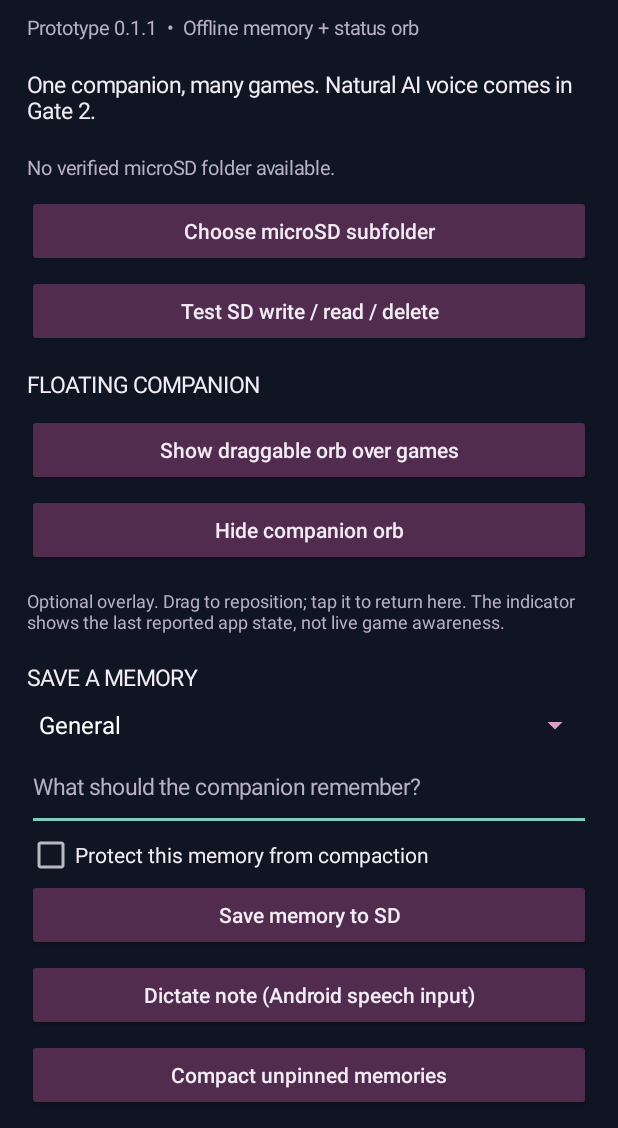
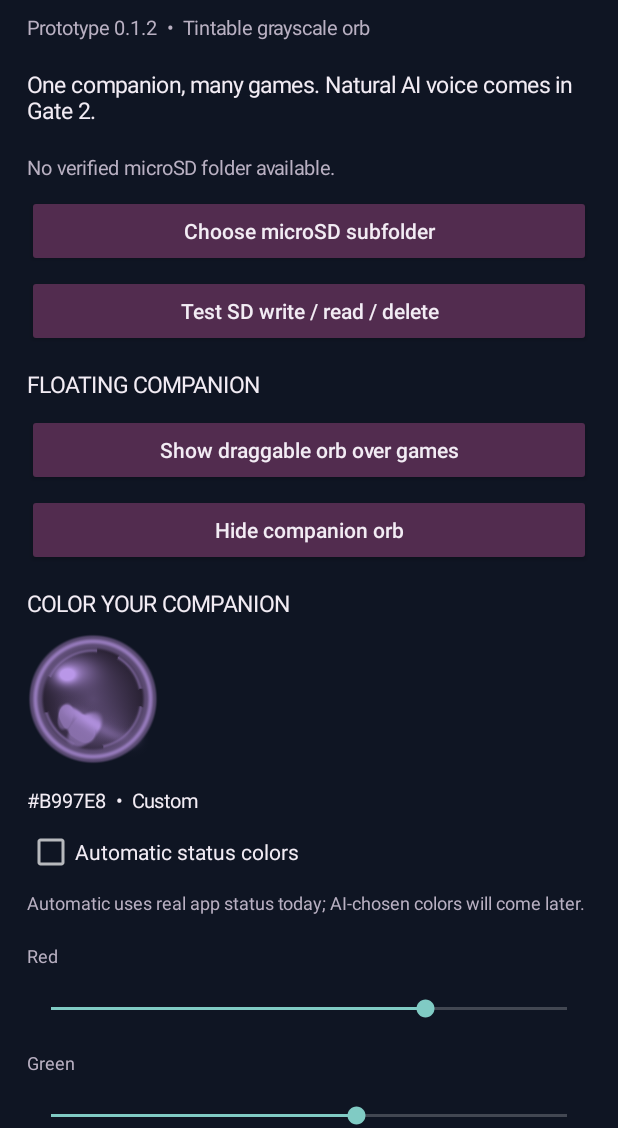
Before and after one commit to ValentineBSAA/Gaming-AI-, an Android app: the screen it shows after launch (MainActivity), on a phone screen of 412 x 824 dp, the part 108-1236 px from its top. Run offline under Robolectric (Android 15) with nearby library versions, the phone set to English and light mode, and no system bars; network calls fail.

Commit message:
feat: add live grayscale orb preview, RGB sliders, color presets and auto toggle

```diff
--- a/app/src/main/java/com/valentinebsaa/gamingai/MainActivity.java
+++ b/app/src/main/java/com/valentinebsaa/gamingai/MainActivity.java
@@ -7,6 +7,7 @@ import android.content.ActivityNotFoundException;
 import android.content.Intent;
 import android.content.res.ColorStateList;
 import android.graphics.Color;
+import android.graphics.PorterDuff;
 import android.net.Uri;
 import android.os.Bundle;
 import android.provider.DocumentsContract;
@@ -16,6 +17,9 @@ import android.widget.ArrayAdapter;
 import android.widget.Button;
 import android.widget.CheckBox;
 import android.widget.EditText;
+import android.widget.FrameLayout;
+import android.widget.ImageView;
+import android.widget.SeekBar;
 import android.widget.LinearLayout;
 import android.widget.ScrollView;
 import android.widget.Spinner;
@@ -44,6 +48,10 @@ public final class MainActivity extends Activity {
     private Spinner game;
     private EditText note;
     private CheckBox pinned;
+    private CheckBox autoColor;
+    private TextView colorHex;
+    private final SeekBar[] rgbBars = new SeekBar[3];
+    private final ImageView[] orbPreview = new ImageView[3];
     private final int background = Color.rgb(15, 21, 35);
     private final int foreground = Color.rgb(242, 236, 244);
     private final int muted = Color.rgb(185, 176, 194);
@@ -61,7 +69,7 @@ public final class MainActivity extends Activity {
         setContentView(scroll);
 
         addText(root, "Gaming AI · Rotate", 26, foreground);
-        addText(root, "Prototype 0.1.1  •  Offline memory + status orb", 13, muted);
+        addText(root, "Prototype 0.1.2  •  Tintable grayscale orb", 13, muted);
         addText(root, "One companion, many games. Natural AI voice comes in Gate 2.", 15, foreground);
         overview = addText(root, "Choose a folder on your removable microSD.", 13, muted);
         button(root, "Choose microSD subfolder", this::chooseFolder);
@@ -69,6 +77,7 @@ public final class MainActivity extends Activity {
         addText(root, "FLOATING COMPANION", 15, foreground);
         button(root, "Show draggable orb over games", this::enableOverlay);
         button(root, "Hide companion orb", this::hideOverlay);
+        setupOrbColors(root);
         addText(root, "Optional overlay. Drag to reposition; tap it to return here. " +
             "The indicator shows the last reported app state, not live game awareness.", 12, muted);
 
@@ -183,6 +192,120 @@ public final class MainActivity extends Activity {
             .putBoolean("overlay_enabled", false).apply();
         stopService(new Intent(this, FloatingOrbService.class));
         setStatus("Overlay hidden.");
+    }
+
+    private void setupOrbColors(LinearLayout root) {
+        addText(root, "COLOR YOUR COMPANION", 15, foreground);
+        FrameLayout preview = new FrameLayout(this);
+        LinearLayout.LayoutParams frame = new LinearLayout.LayoutParams(dp(88), dp(88));
+        frame.bottomMargin = dp(5);
+        root.addView(preview, frame);
+        int[] images = {R.drawable.orb_core, R.drawable.orb_petals, R.drawable.orb_ring};
+        for (int i = 0; i < images.length; i++) {
+            ImageView layer = new ImageView(this);
+            layer.setImageResource(images[i]);
+            layer.setScaleType(ImageView.ScaleType.FIT_CENTER);
+            preview.addView(layer, new FrameLayout.LayoutParams(-1, -1));
+            orbPreview[i] = layer;
+        }
+        colorHex = addText(root, "", 13, foreground);
+        int initial = getSharedPreferences(OrbPalette.PREFS, MODE_PRIVATE)
+            .getInt(OrbPalette.COLOR_KEY, OrbPalette.DEFAULT_COLOR);
+
+        autoColor = new CheckBox(this);
+        autoColor.setText("Automatic status colors");
+        autoColor.setTextColor(foreground);
+        autoColor.setChecked(getSharedPreferences(OrbPalette.PREFS, MODE_PRIVATE)
+            .getBoolean(OrbPalette.AUTO_KEY, false));
+        root.addView(autoColor);
+        addText(root, "Automatic uses real app status today; AI-chosen colors will come later.",
+            12, muted);
+
+        String[] names = {"Red", "Green", "Blue"};
+        int[] levels = {(initial >> 16) & 255, (initial >> 8) & 255, initial & 255};
+        for (int i = 0; i < 3; i++) {
+            addText(root, names[i], 12, muted);
+            SeekBar bar = new SeekBar(this);
+            bar.setMax(255);
+            bar.setProgress(levels[i]);
+            rgbBars[i] = bar;
+            root.addView(bar, new LinearLayout.LayoutParams(-1, dp(36)));
+            bar.setOnSeekBarChangeListener(new SeekBar.OnSeekBarChangeListener() {
+                @Override public void onProgressChanged(SeekBar seek, int value, boolean user) {
+                    renderColorPreview();
+                }
+                @Override public void onStartTrackingTouch(SeekBar seek) {}
+                @Override public void onStopTrackingTouch(SeekBar seek) {
+                    if (autoColor.isChecked()) autoColor.setChecked(false);
+                    saveColorAndRefreshOrb();
+                }
+            });
+        }
+
+        LinearLayout choices = new LinearLayout(this);
+        choices.setOrientation(LinearLayout.HORIZONTAL);
+        root.addView(choices, new LinearLayout.LayoutParams(-1, -2));
+        int[] presets = {0xffb997e8, 0xffff91bd, 0xff71dece, 0xffffffff};
+        String[] labels = {"Violet", "Rose", "Teal", "White"};
+        for (int i = 0; i < presets.length; i++) {
+            int selected = presets[i];
+            Button preset = new Button(this);
+            preset.setText(labels[i]);
+            preset.setAllCaps(false);
+            preset.setTextSize(11);
+            preset.setTextColor(foreground);
+            preset.setBackgroundTintList(ColorStateList.valueOf(0xff512c53));
+            choices.addView(preset, new LinearLayout.LayoutParams(0, dp(48), 1));
+            preset.setOnClickListener(v -> {
+                autoColor.setChecked(false);
+                rgbBars[0].setProgress((selected >> 16) & 255);
+                rgbBars[1].setProgress((selected >> 8) & 255);
+                rgbBars[2].setProgress(selected & 255);
+                saveColorAndRefreshOrb();
+            });
+        }
+        autoColor.setOnCheckedChangeListener((control, enabled) -> {
+            for (SeekBar bar : rgbBars) bar.setEnabled(!enabled);
+            saveColorAndRefreshOrb();
+        });
+        for (SeekBar bar : rgbBars) bar.setEnabled(!autoColor.isChecked());
+        renderColorPreview();
+    }
+
+    private int customOrbColor() {
+        return 0xff000000 | (rgbBars[0].getProgress() << 16)
+            | (rgbBars[1].getProgress() << 8) | rgbBars[2].getProgress();
+    }
+
+    private void renderColorPreview() {
+        if (rgbBars[2] == null || colorHex == null) return;
+        int chosen = customOrbColor();
+        boolean automatic = autoColor != null && autoColor.isChecked();
+        int tint = OrbPalette.resolve(automatic, chosen, "IDLE");
+        for (ImageView layer : orbPreview) {
+            if (layer != null) layer.setColorFilter(tint, PorterDuff.Mode.MULTIPLY);
+        }
+        colorHex.setText(String.format(java.util.Locale.US, "#%06X  •  %s",
+            chosen & 0x00ffffff, automatic ? "Automatic (idle preview)" : "Custom"));
+    }
+
+    private void saveColorAndRefreshOrb() {
+        if (rgbBars[2] == null) return;
+        getSharedPreferences(OrbPalette.PREFS, MODE_PRIVATE).edit()
+            .putInt(OrbPalette.COLOR_KEY, customOrbColor())
+            .putBoolean(OrbPalette.AUTO_KEY, autoColor.isChecked()).apply();
+        renderColorPreview();
+        if (getSharedPreferences(PREFS, MODE_PRIVATE).getBoolean("overlay_enabled", false)
+                && Settings.canDrawOverlays(this)) {
+            Intent theme = new Intent(this, FloatingOrbService.class);
+            theme.setAction(FloatingOrbService.ACTION_THEME);
+            try {
+                if (Build.VERSION.SDK_INT >= 26) startForegroundService(theme);
+                else startService(theme);
+            } catch (Exception ignored) {
+                // On background-service restriction, the next manual Show refreshes colors.
+            }
+        }
     }
 
     private void chooseFolder(View v) {
```
